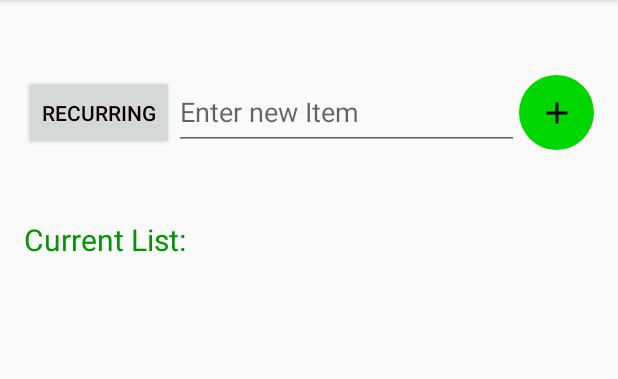
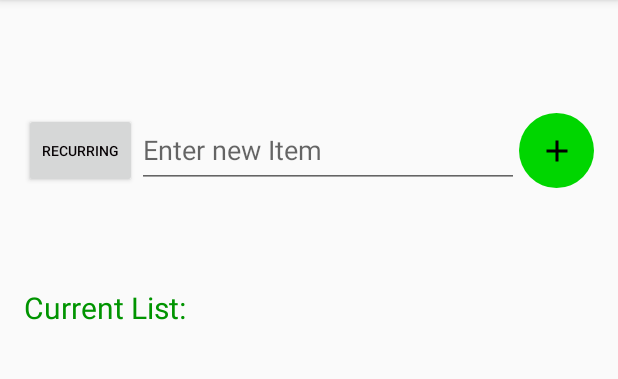
Before and after one commit to martinluo22/GroceryHelper, an Android app: the screen it shows after launch (HomeScreenActivity), on a phone screen of 412 x 824 dp, the part 84-463 px from its top. Run offline under Robolectric (Android 15) with nearby library versions, the phone set to English and light mode, and no system bars.

```diff
--- a/app/src/main/res/layout/activity_main.xml
+++ b/app/src/main/res/layout/activity_main.xml
@@ -23,24 +23,27 @@
         android:layout_height="50dp"
         android:layout_marginLeft="@dimen/activity_vertical_margin"
         android:layout_marginRight="@dimen/activity_vertical_margin"
-        android:layout_marginTop="50dp"
-        android:layout_marginBottom="30dp"
+        android:layout_marginTop="75dp"
+        android:layout_marginBottom="50dp"
         android:layout_below="@id/main_toolbar"
-        android:orientation="horizontal">
+        android:orientation="horizontal"
+        android:baselineAligned="false">
 
         <Button
             android:id="@+id/recurring_button"
-            android:layout_width="100dp"
+            android:layout_width="75dp"
             android:layout_height="match_parent"
             android:text="@string/recurring_button"
+            android:maxLines="1"
+            android:textSize="9dp"
             android:textColor="@color/colorPrimaryDarker"
             />
 
-    <EditText
+        <EditText
         android:id="@+id/item_editText"
         android:layout_width="match_parent"
         android:layout_height="match_parent"
-        android:inputType="textAutoCorrect"
+        android:inputType="textAutoCorrect|textCapSentences"
         android:singleLine="true"
         android:layout_weight="1"
         android:hint= "@string/new_item"
```
Also changed, not shown: app/src/main/res/drawable/button_style.xml (added, +60 -0 lines).
